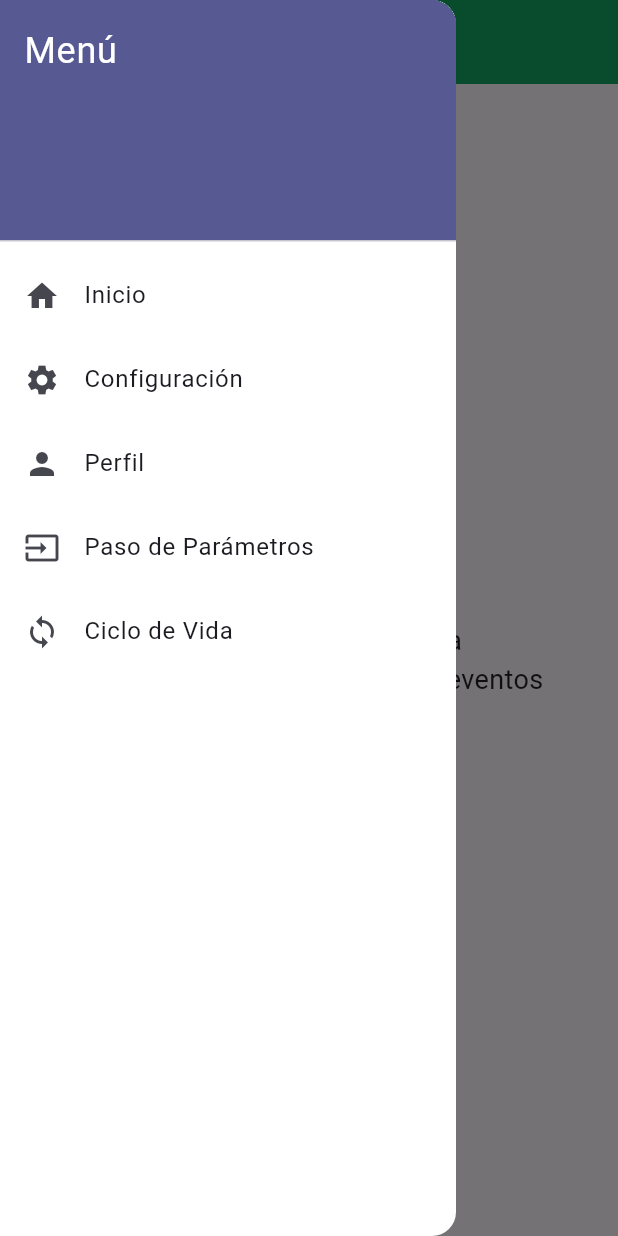
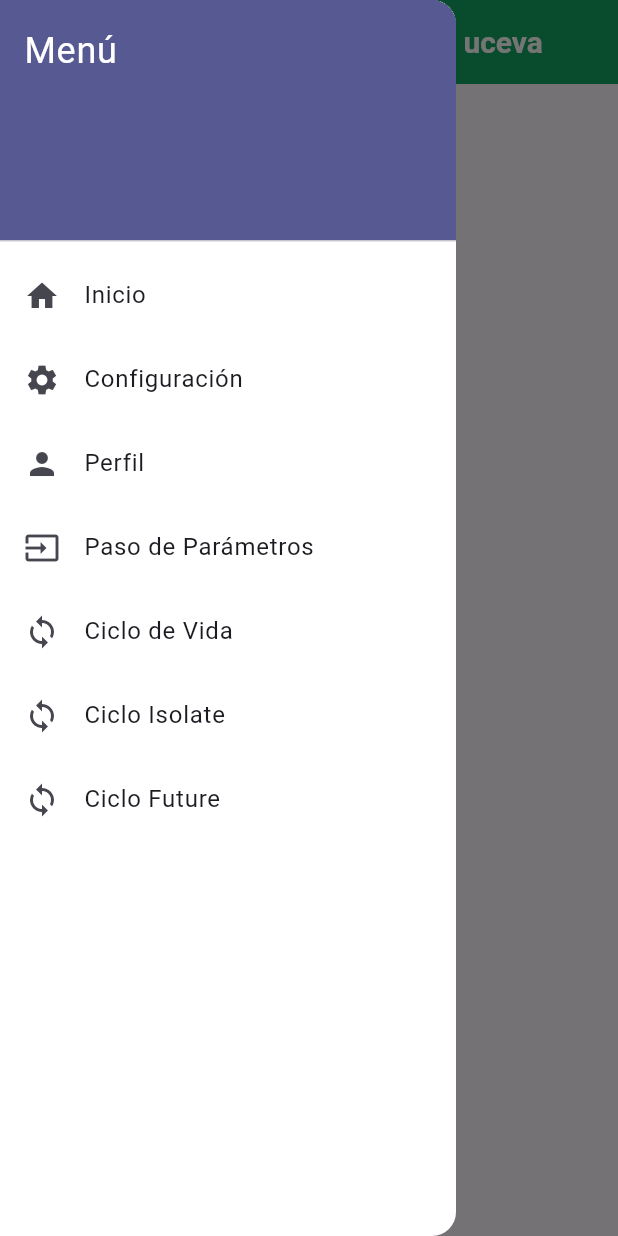
Before and after one commit to JSebasAM/Desarrollo-Movil, a Flutter app: the CicloVidaScreen screen opened by its route, with the side drawer open, on a phone screen of 412 x 824 dp. Run offline on Flutter 3.47's test engine with Material 3 defaults, Android fonts, the phone set to English and light mode, and no system bars; our stand-ins replace go_router.

Commit message:
feat: Implementación basica de future,isolate y el ciclo de vida - ejemplo en clase

```diff
--- a/lib/routes/app_router.dart
+++ b/lib/routes/app_router.dart
@@ -1,3 +1,5 @@
+import 'package:desarollo_movil/views/future/future_view.dart';
+import 'package:desarollo_movil/views/isolate/isolate_view.dart';
 import 'package:go_router/go_router.dart';
 import 'package:desarollo_movil/views/ciclo_vida/ciclo_vida_screen.dart';
 import 'package:desarollo_movil/views/home/home_screen.dart';
@@ -35,5 +37,18 @@ final GoRouter appRouter = GoRouter(
       name: 'ciclo_vida',
       builder: (context, state) => const CicloVidaScreen(),
     ),
+    //!Ruta para el ciclo de vida
+    GoRoute(
+      path: '/ciclo_isolate',
+      name: 'ciclo_isolate',
+      builder: (context, state) => const IsolateView(),
+    ),
+    //!Ruta para el ciclo de vida
+    GoRoute(
+      path: '/ciclo_future',
+      name: 'ciclo_future',
+      builder: (context, state) => const FutureView(),
+    ),
   ],
+
 );
--- a/lib/views/ciclo_vida/ciclo_vida_screen.dart
+++ b/lib/views/ciclo_vida/ciclo_vida_screen.dart
@@ -1,39 +1,83 @@
+import 'package:flutter/foundation.dart';
 import 'package:flutter/material.dart';
-import '../../widgets/custom_drawer.dart';
+
+import '../../widgets/base_view.dart';
+
+/// !CicloVidaScreen
+/// nos permite entender cómo funciona el ciclo de vida
+/// de un StatefulWidget en Flutter.
 
 class CicloVidaScreen extends StatefulWidget {
   const CicloVidaScreen({super.key});
 
   @override
-  State<CicloVidaScreen> createState() => _CicloVidaScreenState();
+  State<CicloVidaScreen> createState() => CicloVidaScreenState();
 }
 
-class _CicloVidaScreenState extends State<CicloVidaScreen> {
+class CicloVidaScreenState extends State<CicloVidaScreen> {
+  String texto = "texto inicial 🟢";
+
+  /// Se ejecuta una vez cuando la pantalla es creada.
   @override
   void initState() {
     super.initState();
-    print('initState - Se inicializa el widget');
+    if (kDebugMode) {
+      print("🟢 initState() -> La pantalla se ha inicializado");
+    }
   }
 
+  /// !didChangeDependencies se ejecuta cada vez que las dependencias del widget cambian
+  ///
   @override
-  void dispose() {
-    super.dispose();
-    print('dispose - Se libera el widget');
+  void didChangeDependencies() {
+    super.didChangeDependencies();
+
+    if (kDebugMode) {
+      print("🟡 didChangeDependencies() -> Tema actual");
+    }
   }
 
+  /// Se ejecuta cada vez que el widget es reconstruido.
   @override
   Widget build(BuildContext context) {
-    print('build - Se construye la UI');
-    return Scaffold(
-      appBar: AppBar(title: const Text('Ciclo de Vida')),
-      drawer: const CustomDrawer(),
-      body: const Center(
-        child: Text(
-          'Pantalla de Ciclo de Vida\nRevisa la consola para ver los eventos',
-          style: TextStyle(fontSize: 18),
-          textAlign: TextAlign.center,
+    if (kDebugMode) {
+      print("🔵 build() -> Construyendo la pantalla");
+    }
+
+    return BaseView(
+      title: "Ciclo de Vida de en flutter uceva",
+      body: Center(
+        child: Column(
+          mainAxisAlignment: MainAxisAlignment.center,
+          children: [
+            Text(texto, style: const TextStyle(fontSize: 20)),
+            const SizedBox(height: 20),
+            ElevatedButton(
+              onPressed: actualizarTexto,
+              child: const Text("Actualizar Texto"),
+            ),
+          ],
         ),
       ),
     );
   }
+
+  //actualiza el texto y lo muestra en la pantalla
+  void actualizarTexto() {
+    setState(() {
+      texto = "Texto actualizado 🟠";
+      if (kDebugMode) {
+        print("🟠 setState() -> Estado actualizado");
+      }
+    });
+  }
+
+  /// Se ejecuta cuando el widget es eliminado de la memoria.
+  @override
+  void dispose() {
+    if (kDebugMode) {
+      print("🔴 dispose() -> La pantalla se ha destruido");
+    }
+    super.dispose();
+  }
 }
--- a/lib/widgets/custom_drawer.dart
+++ b/lib/widgets/custom_drawer.dart
@@ -78,6 +78,20 @@ class CustomDrawer extends StatelessWidget {
               context.go('/ciclo_vida');
             },
           ),
+          ListTile(
+            leading: const Icon(Icons.loop),
+            title: const Text('Ciclo Isolate'),
+            onTap: () {
+              context.go('/ciclo_isolate');
+            },
+          ),
+          ListTile(
+            leading: const Icon(Icons.loop),
+            title: const Text('Ciclo Future'),
+            onTap: () {
+              context.go('/ciclo_future');
+            },
+          ),
         ],
       ),
     );
```
Also changed, not shown: lib/views/future/future_view.dart (added, +103 -0 lines), lib/views/isolate/isolate_view.dart (added, +101 -0 lines).
